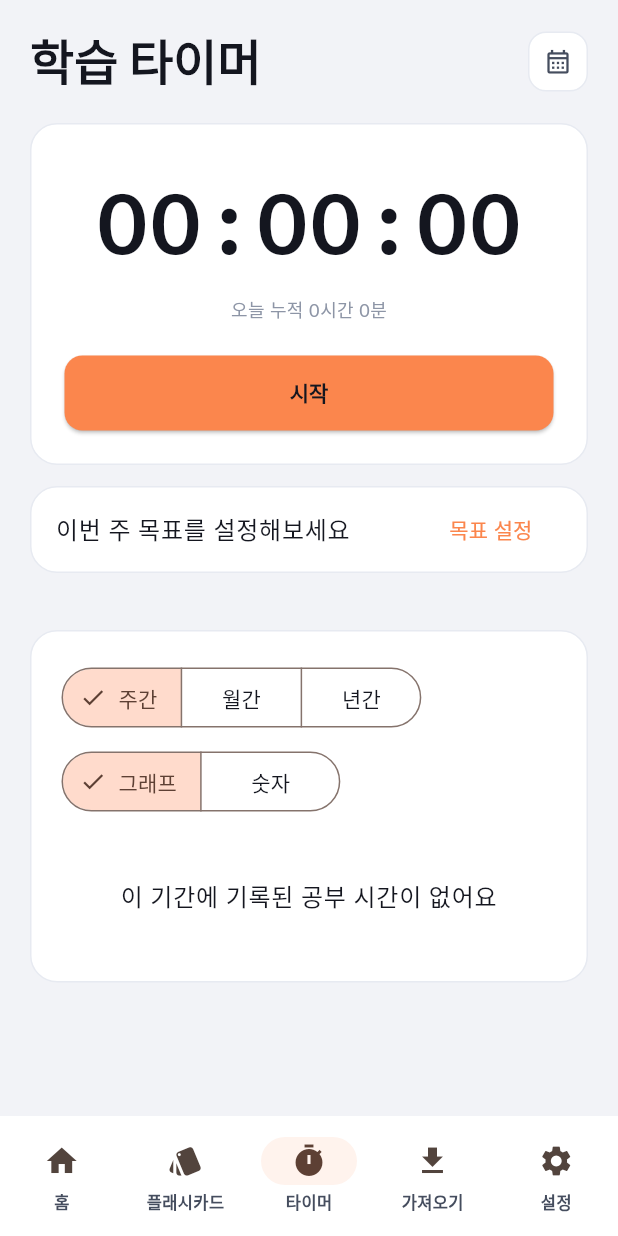
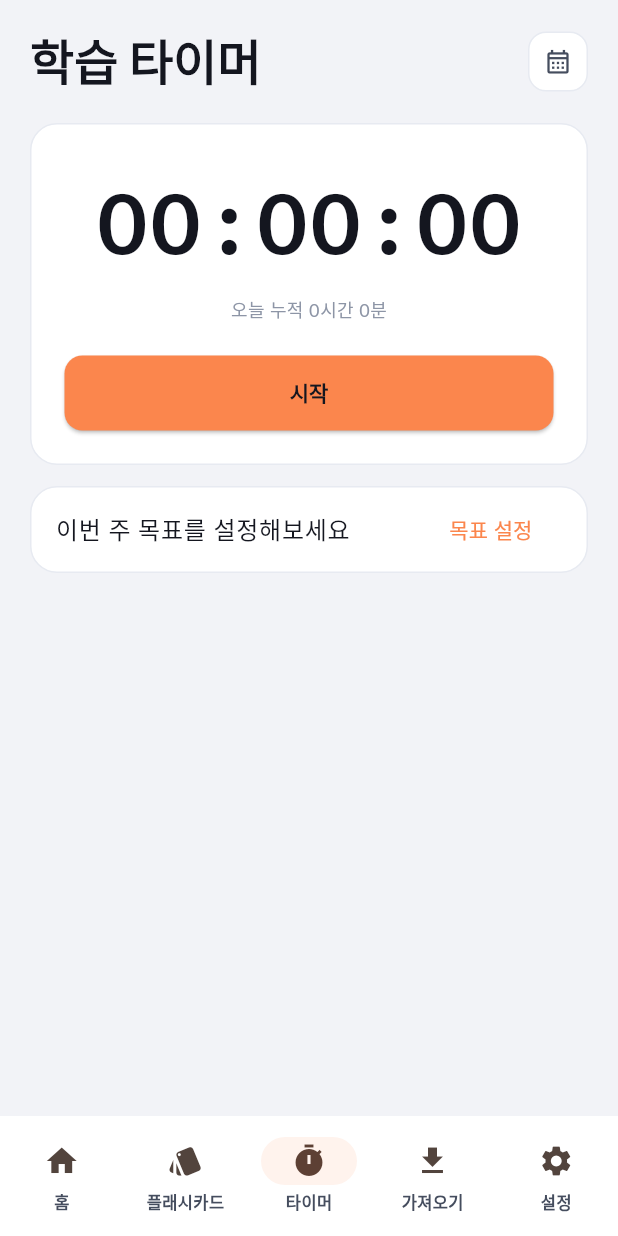
Before and after one commit to channuu/LanguageHelper, a Flutter app: the screen it shows after launch, item 3 of the bottom bar chosen, on a phone screen of 412 x 824 dp. Run offline on Flutter 3.47's test engine with Material 3 defaults, Android fonts, the phone set to English and light mode, and no system bars; our stand-ins replace file_picker, shared_preferences, sqflite, youtube_player_flutter; accounts and stored records are empty.

Commit message:
fix: remove TimerHistoryView, superseded by 통계 mode
Re-checked the current mockup's Timer-mode (statsOff) block against the
implementation — it ends right after the RECENT SESSIONS list, with no
주간/월간/년간 + 그래프/숫자 section. That section was pre-redesign
functionality kept intentionally during the earlier Timer redesign
scoping, before 통계 mode (calendar icon toggle, period selector,
calendar heatmap, streak/rate cards) existed and fully superseded it.
Removed the now-dead widget, its test, and the now-unused fl_chart
dependency.

```diff
--- a/mobile/lib/features/timer/timer_history_view.dart
+++ /dev/null
@@ -1,150 +0,0 @@
-import 'package:fl_chart/fl_chart.dart';
-import 'package:flutter/material.dart';
-import 'package:provider/provider.dart';
-
-import '../../data/models/study_session.dart';
-import '../../data/study_timer_repository.dart';
-import '../../shared/widgets/empty_state.dart';
-import '../../theme/app_theme.dart';
-
-enum TimerPeriod { week, month, year }
-
-enum TimerViewMode { graph, list }
-
-class TimerHistoryView extends StatefulWidget {
-  const TimerHistoryView({super.key});
-
-  @override
-  State<TimerHistoryView> createState() => _TimerHistoryViewState();
-}
-
-class _TimerHistoryViewState extends State<TimerHistoryView> {
-  TimerPeriod _period = TimerPeriod.week;
-  TimerViewMode _viewMode = TimerViewMode.graph;
-
-  ({DateTime start, DateTime end}) _rangeFor(TimerPeriod period) {
-    final now = DateTime.now();
-    switch (period) {
-      case TimerPeriod.week:
-        final start = mondayOf(now);
-        return (start: start, end: start.add(const Duration(days: 7)));
-      case TimerPeriod.month:
-        final start = DateTime(now.year, now.month, 1);
-        final end = DateTime(now.year, now.month + 1, 1);
-        return (start: start, end: end);
-      case TimerPeriod.year:
-        final start = DateTime(now.year, 1, 1);
-        final end = DateTime(now.year + 1, 1, 1);
-        return (start: start, end: end);
-    }
-  }
-
-  Map<DateTime, int> _groupByDay(List<StudySession> sessions) {
-    final map = <DateTime, int>{};
-    for (final s in sessions) {
-      final day = DateTime(s.startedAt.year, s.startedAt.month, s.startedAt.day);
-      map[day] = (map[day] ?? 0) + s.durationSeconds;
-    }
-    return map;
-  }
-
-  Map<DateTime, int> _groupByMonth(List<StudySession> sessions) {
-    final map = <DateTime, int>{};
-    for (final s in sessions) {
-      final month = DateTime(s.startedAt.year, s.startedAt.month, 1);
-      map[month] = (map[month] ?? 0) + s.durationSeconds;
-    }
-    return map;
-  }
-
-  @override
-  Widget build(BuildContext context) {
-    final repo = context.watch<StudyTimerRepository>();
-    final range = _rangeFor(_period);
-
-    return Container(
-      padding: const EdgeInsets.all(20),
-      decoration: BoxDecoration(
-        color: AppColors.surface,
-        border: Border.all(color: AppColors.border),
-        borderRadius: BorderRadius.circular(18),
-      ),
-      child: Column(
-        crossAxisAlignment: CrossAxisAlignment.start,
-        children: [
-          SegmentedButton<TimerPeriod>(
-            segments: const [
-              ButtonSegment(value: TimerPeriod.week, label: Text('주간')),
-              ButtonSegment(value: TimerPeriod.month, label: Text('월간')),
-              ButtonSegment(value: TimerPeriod.year, label: Text('년간')),
-            ],
-            selected: {_period},
-            onSelectionChanged: (s) => setState(() => _period = s.first),
-          ),
-          const SizedBox(height: 8),
-          SegmentedButton<TimerViewMode>(
-            segments: const [
-              ButtonSegment(value: TimerViewMode.graph, label: Text('그래프')),
-              ButtonSegment(value: TimerViewMode.list, label: Text('숫자')),
-            ],
-            selected: {_viewMode},
-            onSelectionChanged: (s) => setState(() => _viewMode = s.first),
-          ),
-          const SizedBox(height: 16),
-          FutureBuilder<List<StudySession>>(
-            future: repo.getSessionsBetween(range.start, range.end),
-            builder: (context, snapshot) {
-              if (snapshot.connectionState != ConnectionState.done) {
-                return const SizedBox(
-                  height: 200,
-                  child: Center(child: CircularProgressIndicator()),
-                );
-              }
-              final sessions = snapshot.data ?? const [];
-              if (sessions.isEmpty) {
-                return const EmptyState(message: '이 기간에 기록된 공부 시간이 없어요');
-              }
-              final isMonthGrouped = _period == TimerPeriod.year;
-              final grouped = isMonthGrouped ? _groupByMonth(sessions) : _groupByDay(sessions);
-              return _viewMode == TimerViewMode.graph
-                  ? _buildGraph(grouped)
-                  : _buildList(grouped, isMonthGrouped: isMonthGrouped);
-            },
-          ),
-        ],
-      ),
-    );
-  }
-
-  Widget _buildGraph(Map<DateTime, int> byDay) {
-    final days = byDay.keys.toList()..sort();
-    return SizedBox(
-      height: 200,
-      child: BarChart(
-        BarChartData(
-          barGroups: [
-            for (var i = 0; i < days.length; i++)
-              BarChartGroupData(x: i, barRods: [
-                BarChartRodData(toY: byDay[days[i]]! / 60, color: AppColors.accent),
-              ]),
-          ],
-        ),
-      ),
-    );
-  }
-
-  Widget _buildList(Map<DateTime, int> byDay, {bool isMonthGrouped = false}) {
-    final days = byDay.keys.toList()..sort((a, b) => b.compareTo(a));
-    return Column(
-      children: [
-        for (final day in days)
-          ListTile(
-            title: Text(isMonthGrouped
-                ? '${day.year}-${day.month.toString().padLeft(2, '0')}'
-                : '${day.year}-${day.month.toString().padLeft(2, '0')}-${day.day.toString().padLeft(2, '0')}'),
-            trailing: Text('${byDay[day]! ~/ 60}분'),
-          ),
-      ],
-    );
-  }
-}
--- a/mobile/lib/features/timer/timer_screen.dart
+++ b/mobile/lib/features/timer/timer_screen.dart
@@ -9,7 +9,6 @@ import '../../data/study_timer_repository.dart';
 import '../../theme/app_theme.dart';
 import 'recent_sessions_card.dart';
 import 'stats/stats_view.dart';
-import 'timer_history_view.dart';
 import 'weekly_goal_card.dart';
 
 class TimerScreen extends StatefulWidget {
@@ -226,8 +225,6 @@ class _TimerScreenState extends State<TimerScreen> {
         const WeeklyGoalCard(),
         const SizedBox(height: 14),
         const RecentSessionsCard(),
-        const SizedBox(height: 24),
-        const TimerHistoryView(),
       ],
     );
   }
--- a/mobile/pubspec.yaml
+++ b/mobile/pubspec.yaml
@@ -40,7 +40,6 @@ dependencies:
   provider: ^6.1.5+1
   shared_preferences: ^2.5.5
   path: ^1.9.1
-  fl_chart: ^1.2.0
   youtube_player_flutter: ^10.0.1
 
 dev_dependencies:
```
Also changed, not shown: mobile/pubspec.lock, 1 other file.
